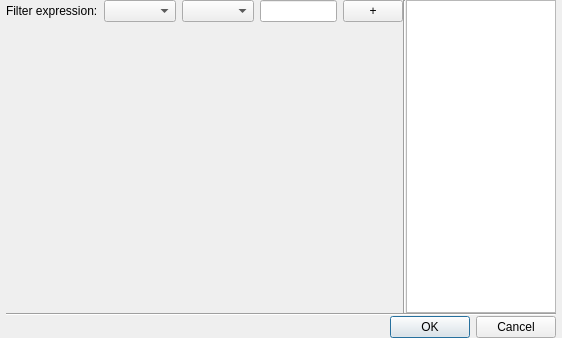
Qt form ui/filtrationwidget.ui (snip89/wsnsim-postprocessor) before a commit.
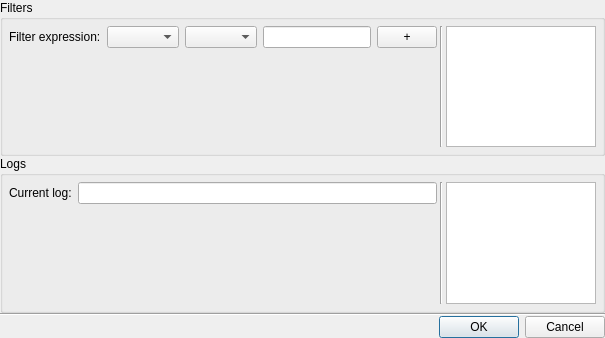
The same form after that commit.

Commit message: filtration interface changed

```diff
--- a/ui/filtrationwidget.ui
+++ b/ui/filtrationwidget.ui
@@ -13,42 +13,26 @@
   <property name="windowTitle">
    <string>FiltrationWidget</string>
   </property>
-  <layout class="QGridLayout" name="gridLayout">
-   <property name="leftMargin">
-    <number>6</number>
-   </property>
-   <property name="topMargin">
-    <number>0</number>
-   </property>
-   <property name="rightMargin">
-    <number>6</number>
-   </property>
-   <property name="bottomMargin">
+  <layout class="QGridLayout" name="gridLayout_17">
+   <property name="margin">
     <number>0</number>
    </property>
    <property name="spacing">
     <number>0</number>
    </property>
-   <item row="3" column="2">
-    <widget class="QDialogButtonBox" name="buttonBox">
-     <property name="sizePolicy">
-      <sizepolicy hsizetype="Expanding" vsizetype="Fixed">
-       <horstretch>0</horstretch>
-       <verstretch>0</verstretch>
-      </sizepolicy>
-     </property>
-     <property name="layoutDirection">
-      <enum>Qt::LeftToRight</enum>
-     </property>
-     <property name="standardButtons">
-      <set>QDialogButtonBox::Cancel|QDialogButtonBox::Ok</set>
-     </property>
-    </widget>
-   </item>
-   <item row="1" column="2">
-    <layout class="QGridLayout" name="gridLayout_4">
+   <item row="0" column="0">
+    <layout class="QGridLayout" name="gridLayout">
+     <item row="0" column="0">
+      <widget class="QGroupBox" name="filtrationGroupBox">
+       <property name="title">
+        <string>Filters</string>
+       </property>
+       <layout class="QGridLayout" name="gridLayout_8">
      <property name="horizontalSpacing">
-      <number>0</number>
+         <number>3</number>
+        </property>
+        <property name="margin">
+         <number>6</number>
      </property>
      <item row="0" column="0">
       <layout class="QGridLayout" name="gridLayout_6">
@@ -88,7 +72,20 @@
           </widget>
          </item>
          <item row="0" column="3">
-          <widget class="QLineEdit" name="filtrationValueComboBox"/>
+             <widget class="QLineEdit" name="filtrationValueComboBox">
+              <property name="sizePolicy">
+               <sizepolicy hsizetype="Minimum" vsizetype="Fixed">
+                <horstretch>0</horstretch>
+                <verstretch>0</verstretch>
+               </sizepolicy>
+              </property>
+              <property name="maximumSize">
+               <size>
+                <width>16777215</width>
+                <height>16777215</height>
+               </size>
+              </property>
+             </widget>
          </item>
          <item row="0" column="4">
           <widget class="QPushButton" name="addFilterButton">
@@ -126,7 +123,7 @@
        </item>
       </layout>
      </item>
-     <item row="0" column="4">
+        <item row="0" column="2">
       <widget class="QListWidget" name="filtrationListWidget">
        <property name="sizePolicy">
         <sizepolicy hsizetype="Fixed" vsizetype="Expanding">
@@ -142,22 +139,114 @@
        </property>
       </widget>
      </item>
-     <item row="0" column="3">
-      <widget class="Line" name="line_2">
+        <item row="0" column="1">
+         <widget class="Line" name="line_4">
        <property name="orientation">
         <enum>Qt::Vertical</enum>
        </property>
       </widget>
      </item>
     </layout>
-   </item>
-   <item row="2" column="2">
+      </widget>
+     </item>
+    </layout>
+   </item>
+   <item row="1" column="0">
+    <layout class="QGridLayout" name="gridLayout_11">
+     <item row="0" column="0">
+      <widget class="QGroupBox" name="logsGroupBox">
+       <property name="title">
+        <string>Logs</string>
+       </property>
+       <layout class="QGridLayout" name="gridLayout_16">
+        <property name="horizontalSpacing">
+         <number>3</number>
+        </property>
+        <property name="margin">
+         <number>6</number>
+        </property>
+        <item row="0" column="0">
+         <layout class="QGridLayout" name="gridLayout_14">
+          <item row="0" column="0">
+           <layout class="QGridLayout" name="gridLayout_15">
+            <item row="0" column="1">
+             <widget class="QLineEdit" name="currentLogLineEdit"/>
+            </item>
+            <item row="0" column="0">
+             <widget class="QLabel" name="currentLogLabel">
+              <property name="text">
+               <string>Current log:</string>
+              </property>
+             </widget>
+            </item>
+           </layout>
+          </item>
+          <item row="1" column="0">
+           <spacer name="verticalSpacer_2">
+            <property name="orientation">
+             <enum>Qt::Vertical</enum>
+            </property>
+            <property name="sizeHint" stdset="0">
+             <size>
+              <width>20</width>
+              <height>40</height>
+             </size>
+            </property>
+           </spacer>
+          </item>
+         </layout>
+        </item>
+        <item row="0" column="2">
+         <widget class="QListWidget" name="logsListWidget">
+          <property name="sizePolicy">
+           <sizepolicy hsizetype="Fixed" vsizetype="Expanding">
+            <horstretch>0</horstretch>
+            <verstretch>0</verstretch>
+           </sizepolicy>
+          </property>
+          <property name="maximumSize">
+           <size>
+            <width>150</width>
+            <height>16777215</height>
+           </size>
+          </property>
+         </widget>
+        </item>
+        <item row="0" column="1">
+         <widget class="Line" name="line_7">
+          <property name="orientation">
+           <enum>Qt::Vertical</enum>
+          </property>
+         </widget>
+        </item>
+       </layout>
+      </widget>
+     </item>
+    </layout>
+   </item>
+   <item row="2" column="0">
     <widget class="Line" name="line">
      <property name="orientation">
       <enum>Qt::Horizontal</enum>
      </property>
     </widget>
    </item>
+   <item row="3" column="0">
+    <widget class="QDialogButtonBox" name="buttonBox">
+     <property name="sizePolicy">
+      <sizepolicy hsizetype="Expanding" vsizetype="Fixed">
+       <horstretch>0</horstretch>
+       <verstretch>0</verstretch>
+      </sizepolicy>
+     </property>
+     <property name="layoutDirection">
+      <enum>Qt::LeftToRight</enum>
+     </property>
+     <property name="standardButtons">
+      <set>QDialogButtonBox::Cancel|QDialogButtonBox::Ok</set>
+     </property>
+    </widget>
+   </item>
   </layout>
  </widget>
  <layoutdefault spacing="6" margin="11"/>
```
Left out of the diff: 6 changed lines with no effect on the pictures. Lines whose indentation alone changed are shown as unchanged. The commit also changes 5 other files.
